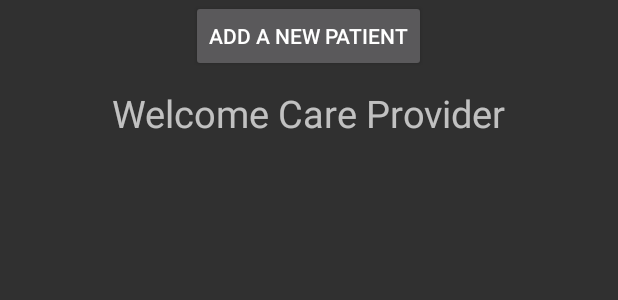
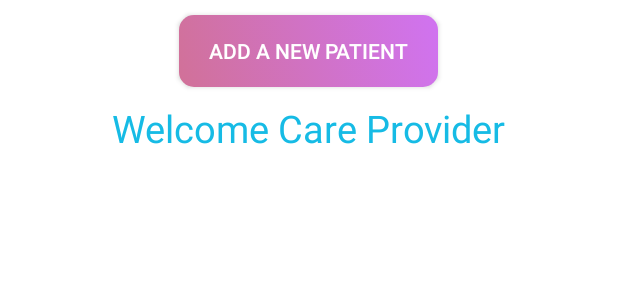
Before and after one commit to CMPUT301F18T14/PicMyMed, an Android app: the layout newcareprovider_activity.xml on its own in the app's theme, with its tools: preview values and no code run, on a phone screen of 412 x 824 dp. Shown: the top 300 px of the screen. Run offline under Robolectric (Android 15) with nearby library versions, the phone set to English and light mode, and no system bars.

Commit message:
did some careprovider UI

```diff
--- /dev/null
+++ b/app/src/main/res/drawable/rounded_box_purple.xml
@@ -0,0 +1,18 @@
+<!--https://www.android-examples.com/add-rounded-corners-border-to-edittext-android-using-xml/ -->
+<selector xmlns:android="http://schemas.android.com/apk/res/android">
+    <item>
+        <shape android:shape="rectangle">
+            <gradient
+                android:angle="45"
+                android:startColor="#D17198"
+                android:endColor="#D073F1"
+                android:type="linear" />
+            <corners android:radius="10dp" />
+            <stroke
+                android:width="0dp"
+                android:height="0dp"
+                android:color="#3EE3BC"
+                />
+        </shape>
+    </item>
+</selector>
--- a/app/src/main/res/layout/careproviderproblemcard_layout.xml
+++ b/app/src/main/res/layout/careproviderproblemcard_layout.xml
@@ -14,6 +14,7 @@
     <LinearLayout
         android:layout_width="match_parent"
         android:layout_height="match_parent"
+        android:background="@drawable/purple_gradient"
         android:orientation="vertical">
         <TextView
             android:id="@+id/cp_problem_title_text_view"
@@ -23,7 +24,7 @@
             android:textSize="25dp"
             android:textStyle="bold"
             android:text="Problem Title"
-            android:textColor="#000000"
+            android:textColor="#fff"
             android:textAppearance="?android:textAppearanceLarge"/>
         <TextView
             android:id="@+id/cp_problem_date_text_view"
@@ -32,7 +33,7 @@
             android:gravity="center"
             android:textSize="18dp"
             android:text="Date"
-            android:textColor="#000000"
+            android:textColor="#fff"
             android:textAppearance="?android:textAppearanceLarge"/>
         <TextView
             android:id="@+id/cp_problem_record_text_view"
@@ -41,7 +42,7 @@
             android:gravity="center"
             android:textSize="18dp"
             android:text="Number of record"
-            android:textColor="#000000"
+            android:textColor="#fff"
             android:textAppearance="?android:textAppearanceLarge"/>
         <TextView
             android:id="@+id/cp_problem_description_text_view"
@@ -50,7 +51,7 @@
             android:gravity="center"
             android:textSize="18dp"
             android:text="Description"
-            android:textColor="#000000"
+            android:textColor="#fff"
             android:textAppearance="?android:textAppearanceLarge"/>
     </LinearLayout>
 
--- a/app/src/main/res/layout/newcareprovider_activity.xml
+++ b/app/src/main/res/layout/newcareprovider_activity.xml
@@ -1,14 +1,18 @@
 <?xml version="1.0" encoding="utf-8"?>
 <LinearLayout xmlns:android="http://schemas.android.com/apk/res/android"
     android:orientation="vertical" android:layout_width="match_parent"
-    android:layout_height="match_parent">
+    android:layout_height="match_parent"
+    android:background="#fff">
 
     <Button
         android:id="@+id/addPatientButton"
         android:layout_width="wrap_content"
         android:layout_height="wrap_content"
         android:layout_gravity="center_horizontal"
-        android:text="Add a new Patient" />
+        android:text="Add a new Patient"
+        android:paddingHorizontal="20dp"
+        android:layout_marginTop="10dp"
+        android:background="@drawable/rounded_box_purple"/>
 
     <TextView
         android:id="@+id/careProviderName"
@@ -17,7 +21,9 @@
         android:layout_gravity="center_horizontal"
         android:text="Welcome Care Provider"
         android:textSize="25sp"
-        android:paddingTop="10dp"/>
+        android:textColor="#16BBE5"
+        android:paddingTop="10dp"
+        android:layout_marginBottom="10dp"/>
 
     <android.support.v7.widget.RecyclerView
         android:id="@+id/PatientList_recycle_view"
--- a/app/src/main/res/layout/patientnamecard_layout.xml
+++ b/app/src/main/res/layout/patientnamecard_layout.xml
@@ -14,6 +14,7 @@
     <RelativeLayout
         android:layout_width="match_parent"
         android:layout_height="match_parent"
+        android:background="@drawable/purple_gradient"
         android:orientation="vertical">
         <TextView
             android:id="@+id/patientlist_name_text_view"
@@ -22,7 +23,7 @@
             android:gravity="center"
             android:textSize="18dp"
             android:text="Patient Name"
-            android:textColor="#000000"
+            android:textColor="#ffff"
             android:textAppearance="?android:textAppearanceLarge"/>
 
 
```
